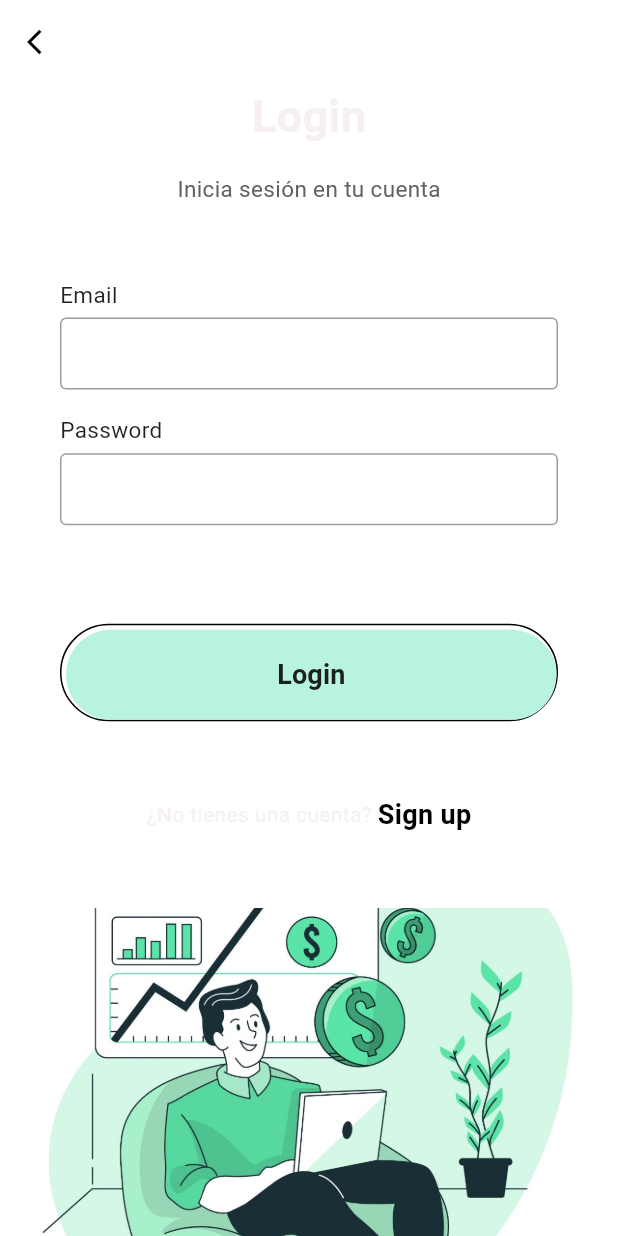
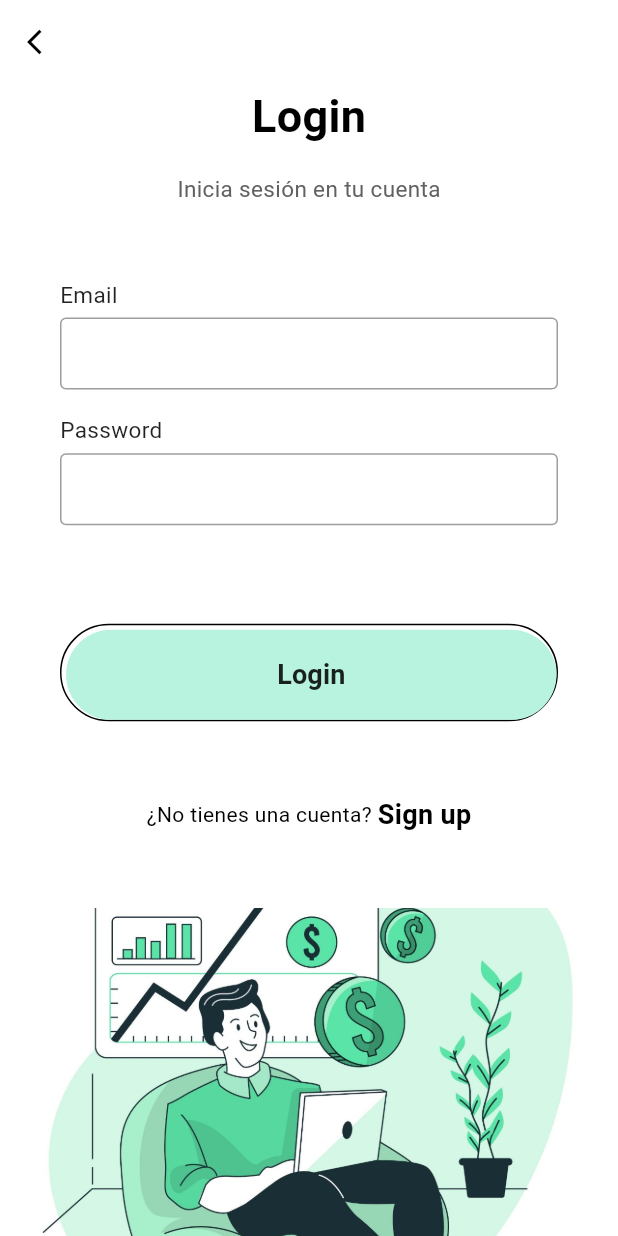
Before and after one commit to valrmzl/ProyectoMovilesVNS, a Flutter app: the screen it shows after launch, on a phone screen of 412 x 824 dp. Run offline on Flutter 3.47's test engine with Material 2 defaults, Android fonts, the phone set to English and light mode, and no system bars; our stand-ins replace bloc, carousel_slider, cloud_firestore, equatable, firebase_auth, firebase_core and 3 more; accounts and stored records are empty.

Commit message:
[Fix] Login gray color fixed

```diff
--- a/lib/Screens/login_page.dart
+++ b/lib/Screens/login_page.dart
@@ -59,7 +59,7 @@ class LoginPage extends StatelessWidget {
                     Text(
                       "Login",
                       style: TextStyle(
-                          fontSize: 30, fontWeight: FontWeight.bold),
+                          fontSize: 30, fontWeight: FontWeight.bold, color: Colors.black),
                     ),
                     SizedBox(
                       height: MediaQuery.of(context).size.height * 0.02,
@@ -136,7 +136,9 @@ class LoginPage extends StatelessWidget {
                 Row(
                   mainAxisAlignment: MainAxisAlignment.center,
                   children: <Widget>[
-                    Text("¿No tienes una cuenta? "),
+                    Text("¿No tienes una cuenta? ",   style: TextStyle(
+        color: Colors.black, // Set the text color explicitly
+      ),),
                     GestureDetector(
                       onTap: () {
                         Navigator.of(context).pop();
@@ -194,6 +196,7 @@ class LoginPage extends StatelessWidget {
         TextField(
           controller: controller,
           obscureText: obscureText,
+          style: TextStyle(color: Colors.black),
           decoration: InputDecoration(
             contentPadding: EdgeInsets.symmetric(vertical: 0, horizontal: 10),
             enabledBorder: OutlineInputBorder(
```
